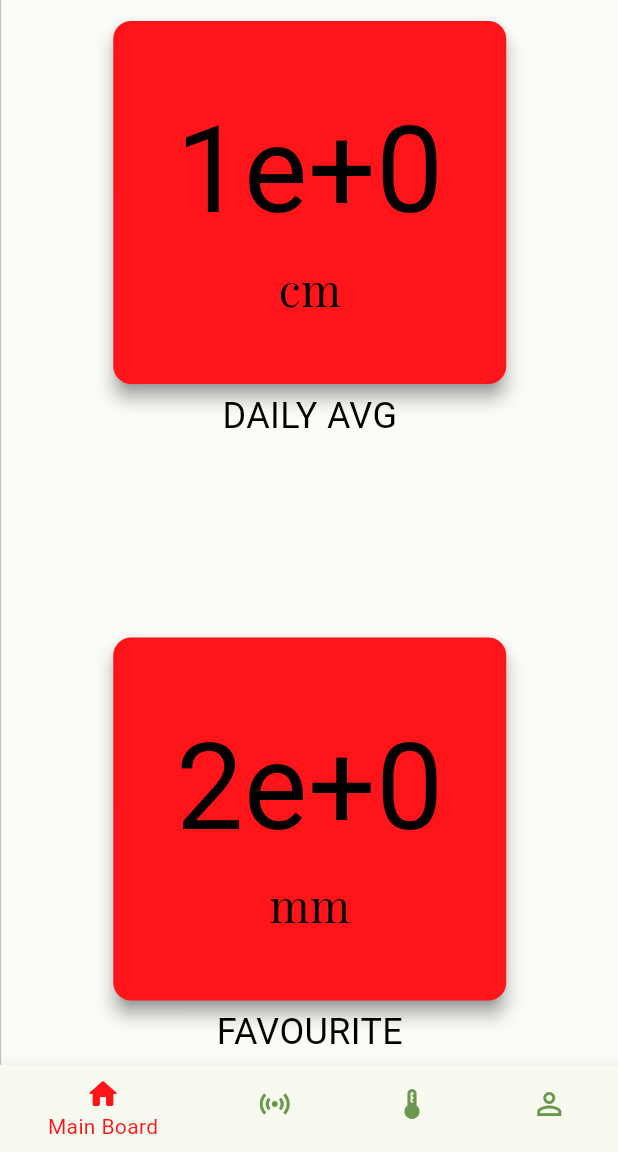
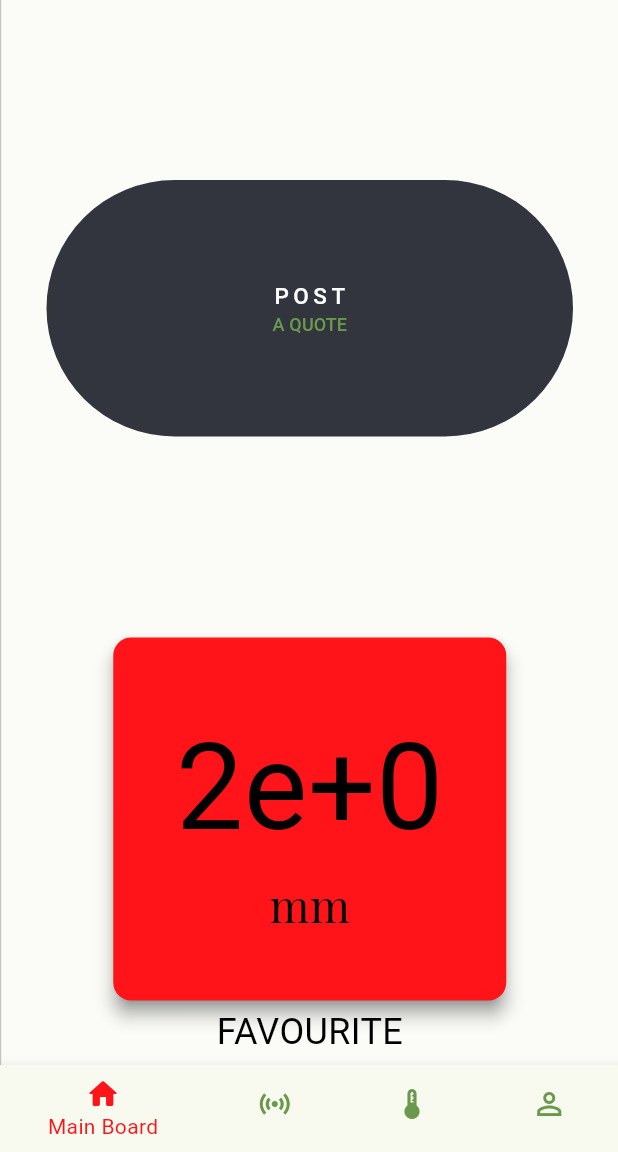
Before and after one commit to Bamboo2000/WebControl, a Flutter app: the screen it shows after launch, after a tap on "Home", on a phone screen of 412 x 824 dp, the part 84-1236 px from its top. Run offline on Flutter 3.47's test engine with Material 3 defaults, Android fonts, the light colour scheme and no system bars; drawn by our look-alikes of toggle_switch; our stand-ins replace cloud_firestore, firebase_auth, firebase_core, go_router, google_fonts; missing offline and left inert: firebase_ui_auth; accounts and stored records are empty; Roboto replaces fonts that are missing (Monoton).

Commit message:
mukszik minden, ui-t rendbe kell rakni

```diff
--- a/lib/app_state.dart
+++ b/lib/app_state.dart
@@ -7,7 +7,6 @@ import 'package:cloud_firestore/cloud_firestore.dart';
 import 'firebase_options.dart';
 import 'dart:async';
 import 'toggle.dart';
-import 'pages/mainPage.dart';
 
 class ApplicationState extends ChangeNotifier {
   ApplicationState() {
@@ -21,6 +20,10 @@ class ApplicationState extends ChangeNotifier {
   StreamSubscription<QuerySnapshot>? _temperatureSubscription;
   List<TemperatureMessage> _temperatureMessages = [];
   List<TemperatureMessage> get temperatureMessages => _temperatureMessages;
+
+  StreamSubscription<QuerySnapshot>? _ultrasonicSubscription;
+  List<UltrasonicMessage> _ultrasonicMessages = [];
+  List<UltrasonicMessage> get ultrasonicMessages => _ultrasonicMessages;
 
   Future<void> init() async {
     await Firebase.initializeApp(
@@ -56,6 +59,32 @@ class ApplicationState extends ChangeNotifier {
       }
       notifyListeners();
     });
+
+    FirebaseAuth.instance.userChanges().listen((user) {
+      if (user != null) {
+        _loggedIn = true;
+        _ultrasonicSubscription = FirebaseFirestore.instance
+            .collection('door')
+            .orderBy('ts', descending: true)
+            .snapshots()
+            .listen((snapshot) {
+          _ultrasonicMessages = [];
+          for (final document in snapshot.docs) {
+            _ultrasonicMessages.add(
+              UltrasonicMessage(
+                isOpened: document.data()['open'] as bool,
+              ),
+            );
+          }
+          notifyListeners();
+        });
+      } else {
+        _loggedIn = false;
+        _ultrasonicMessages = [];
+        _ultrasonicSubscription?.cancel();
+      }
+      notifyListeners();
+    });
   }
 
   Future<DocumentReference> addMessageToUcontrol(bool isHome) {
--- a/lib/home_page.dart
+++ b/lib/home_page.dart
@@ -7,6 +7,7 @@ import 'src/widgets.dart';
 import 'package:provider/provider.dart';
 import '../toggle.dart';
 import '../app_state.dart';
+import 'package:cloud_firestore/cloud_firestore.dart';
 
 const _navBarItems = [
   BottomNavigationBarItem(
@@ -43,13 +44,13 @@ class _MyHomePageState extends State<MyHomePage> {
 
   @override
   Widget build(BuildContext context) {
+    // final postRef = FirebaseFirestore.instance.collection("post").doc("post_state");
     final width = MediaQuery.of(context).size.width;
     final bool isSmallScreen = width < 700;
     final bool isLargeScreen = width > 1200;
 
     final screens = [
       mainPage(),
-      // Navigator.push(context, MaterialPageRoute(builder: (context) => ultrasonicPage())),
       ultrasonicPage(),
       temperaturePage(),
       profilePage(),
@@ -72,6 +73,27 @@ class _MyHomePageState extends State<MyHomePage> {
             values: appState.temperatureMessages, //kiolvasás
           ),
         ),
+        /*
+        Row(
+          children: [
+            Consumer<ApplicationState>(
+              builder: (context, appState, _) => ToggleFunc(
+                addisHome: (isHome) => appState.addMessageToUcontrol(isHome),
+                values: appState.temperatureMessages, //kiolvasás
+              ),
+            ),
+            PostButton(
+              onPressed: () async {
+                // post cellectionben true-ra vált
+                // for myself: csak a final postRef kell hozzá
+                postRef.update({"post": true});
+              },
+              mainText: 'POST',
+              secondText: 'A QUOTE',
+            ),
+          ],
+        ),
+        */
         actions: const [
           Padding(
             padding: EdgeInsets.only(right: 16.0),
--- a/lib/pages/mainPage.dart
+++ b/lib/pages/mainPage.dart
@@ -2,6 +2,7 @@ import '../src/widgets.dart';
 import 'package:flutter/material.dart';
 import '../toggle.dart';
 import '../app_state.dart';
+import 'package:cloud_firestore/cloud_firestore.dart';
 
 class mainPage extends StatefulWidget {
   const mainPage({super.key});
@@ -29,6 +30,9 @@ class MainBody extends StatelessWidget {
 
   @override
   Widget build(BuildContext context) {
+    final postRef =
+        FirebaseFirestore.instance.collection("post").doc("post_state");
+
     final width = MediaQuery.of(context).size.width;
     final bool isSmallScreen = width < 700;
     final bool isLargeScreen = width > 1200;
@@ -50,10 +54,24 @@ class MainBody extends StatelessWidget {
         body: GridView.count(
           crossAxisCount: rownumber,
           children: List.generate(6, (index) {
-            // if (index == 0) {
-            //   return const Block(2, 'cm', 'DAILY AVG');
-            // }
-            // if (index == 1) {
+            if (index == 0) {
+              return Padding(
+                padding: const EdgeInsets.symmetric(
+                  horizontal: 30.0,
+                  vertical: 120,
+                ),
+                child: PostButton(
+                  onPressed: () async {
+                    // post cellectionben true-ra vált
+                    // for myself: csak a final postRef kell hozzá
+                    postRef.update({"post": true});
+                  },
+                  mainText: 'POST',
+                  secondText: 'A QUOTE',
+                ),
+              );
+            }
+            // if (index > 0) { //vagy am johet ide az else
             //   return const Text('1');
             // }
             // if (index == 2) {
@@ -67,13 +85,15 @@ class MainBody extends StatelessWidget {
             // }
             // if (index == 5) {
             //   return const Text('1');
-            // } else {
-            //   return const Text('0');
             // }
+            else {
+              return Block(valueList[index].toStringAsExponential(0),
+                  unitList[index], nameList[index], 270, 250);
+            }
 
-            return Center(
-                child: Block(valueList[index].toStringAsExponential(0),
-                    unitList[index], nameList[index], 270, 250));
+            // return Center(
+            //     child: Block(valueList[index].toStringAsExponential(0),
+            //         unitList[index], nameList[index], 270, 250));
           }),
         ));
   }
--- a/lib/src/widgets.dart
+++ b/lib/src/widgets.dart
@@ -78,53 +78,6 @@ class Header extends StatelessWidget {
       );
 }
 
-// class Paragraph extends StatelessWidget {
-//   const Paragraph(this.content, {super.key});
-//   final String content;
-//   @override
-//   Widget build(BuildContext context) => Padding(
-//         padding: const EdgeInsets.symmetric(horizontal: 8, vertical: 4),
-//         child: Text(
-//           content,
-//           style: const TextStyle(fontSize: 18, color: color_6),
-//         ),
-//       );
-// }
-
-// class DisplayStyle extends StatelessWidget {
-//   const DisplayStyle(this.content, {super.key});
-//   final String content;
-//   @override
-//   Widget build(BuildContext context) => Padding(
-//         padding: const EdgeInsets.symmetric(horizontal: 8, vertical: 4),
-//         child: Text(
-//           content,
-//           style: const TextStyle(fontSize: 24, color: color_6),
-//         ),
-//       );
-// }
-
-// class IconAndDetail extends StatelessWidget {
-//   const IconAndDetail(this.icon, this.detail, {super.key});
-//   final IconData icon;
-//   final String detail;
-
-//   @override
-//   Widget build(BuildContext context) => Padding(
-//         padding: const EdgeInsets.all(8.0),
-//         child: Row(
-//           children: [
-//             Icon(icon),
-//             const SizedBox(width: 8),
-//             Text(
-//               detail,
-//               style: const TextStyle(fontSize: 18),
-//             )
-//           ],
-//         ),
-//       );
-// }
-
 class StyledButton extends StatelessWidget {
   const StyledButton({required this.child, required this.onPressed, super.key});
   final Widget child;
@@ -141,22 +94,33 @@ class StyledButton extends StatelessWidget {
       );
 }
 
-// class TempControlButton extends StatelessWidget {
-//   const TempControlButton(
-//       {required this.child, required this.onPressed, super.key});
-//   final Widget child;
-//   final void Function() onPressed;
+class PostButton extends StatelessWidget {
+  const PostButton(
+      {required this.mainText,
+      required this.secondText,
+      required this.onPressed,
+      super.key});
+  final String mainText;
+  final String secondText;
+  final void Function() onPressed;
 
-//   @override
-//   Widget build(BuildContext context) => ElevatedButton(
-//         style: ElevatedButton.styleFrom(
-//           fixedSize: Size(150, 150),
-//           elevation: 2,
-//           side: const BorderSide(width: 1, color: color_5),
-//           foregroundColor: color_5,
-//           backgroundColor: color_5,
-//         ),
-//         onPressed: onPressed,
-//         child: child,
-//       );
-// }
+  @override
+  Widget build(BuildContext context) => TextButton(
+      style: TextButton.styleFrom(
+        backgroundColor: color_6,
+        elevation: 10,
+        fixedSize: const Size(20, 25),
+      ),
+      onPressed: onPressed,
+      child: Column(mainAxisAlignment: MainAxisAlignment.center, children: [
+        Text(
+          mainText,
+          style: const TextStyle(
+              fontSize: 15, letterSpacing: 3, color: Colors.white),
+        ),
+        Text(
+          secondText,
+          style: const TextStyle(fontSize: 12, color: color_3),
+        ),
+      ]));
+}
--- a/lib/toggle.dart
+++ b/lib/toggle.dart
@@ -3,12 +3,17 @@ import 'package:flutter/material.dart';
 import 'dart:async';
 import 'package:toggle_switch/toggle_switch.dart';
 import 'package:cloud_firestore/cloud_firestore.dart';
-import 'pages/mainPage.dart';
 
 //kiolvasáshoz
 class TemperatureMessage {
   TemperatureMessage({required this.value});
   final double value;
+}
+
+//kiolvasáshoz
+class UltrasonicMessage {
+  UltrasonicMessage({required this.isOpened});
+  final bool isOpened;
 }
 
 class ToggleFunc extends StatefulWidget {
@@ -59,9 +64,7 @@ class _ToggleFuncState extends State<ToggleFunc> {
                 leftHome +=
                     0.5; //és egészre kerekítve adom meg majd, így azt írja ki hányszor mentem el otthonról, nem a toggle számot
                 // await widget.addisHome(isHome); //addol új doc-ot (nem lett kiszedve a többi része, csak itt)
-                isHomeRef.update({"isHome": isHome}).then(
-                    (value) => print("DocumentSnapshot successfully updated!"),
-                    onError: (e) => print("Error updating document $e"));
+                isHomeRef.update({"isHome": isHome});
               },
             ),
           ],
```
Also changed, not shown: lib/pages/ultrasonicPage.dart (+19 -10 lines).
